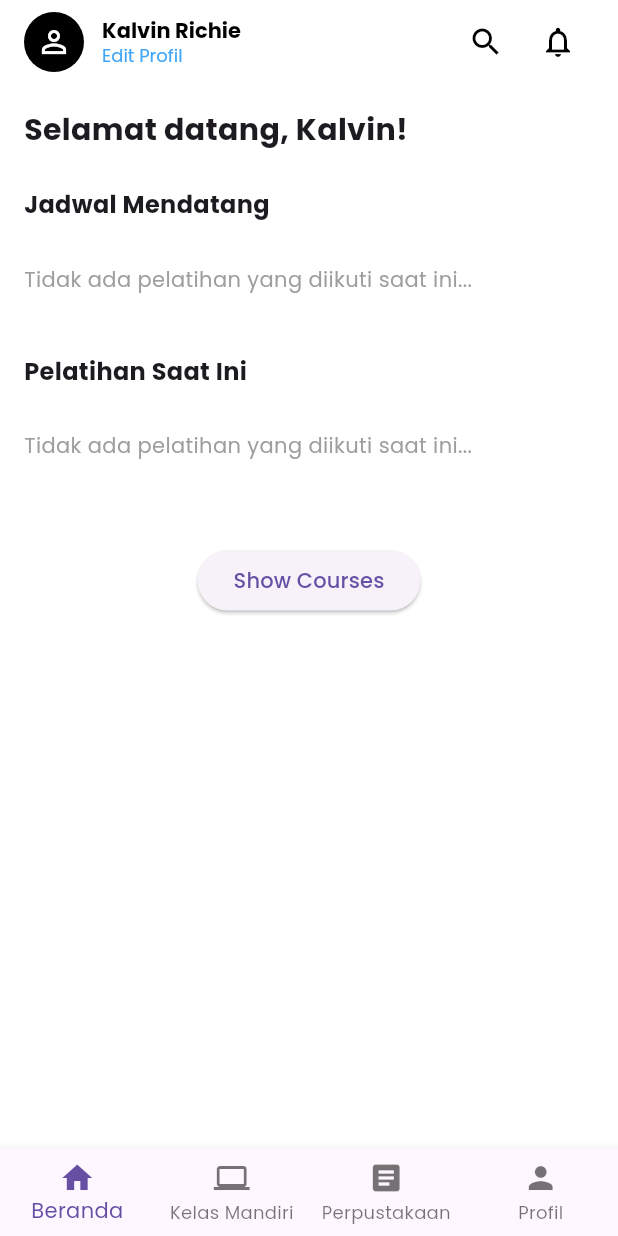
After one commit to KingPublic/LokaIlmu_FE_Guru, a Flutter app: the DashboardPage screen opened by its route, after a tap on "Show Empty State", on a phone screen of 412 x 824 dp. The commit adds this screen. Run offline on Flutter 3.47's test engine with Material 3 defaults, Android fonts, the phone set to English and light mode, and no system bars; our stand-ins replace equatable, file_picker, flutter_bloc, get_it, go_router, image_picker and 2 more; accounts and stored records are empty; project files that could hold a hidden picture were left out.

Commit message:
bloc dashboard (belum disesuaikan)

```diff
--- /dev/null
+++ b/lokalilmu_guru/lib/blocs/dashboard/dashboard_bloc.dart
@@ -0,0 +1,73 @@
+import 'package:flutter_bloc/flutter_bloc.dart';
+import 'package:lokalilmu_guru/blocs/dashboard/dashboard_event.dart';
+import 'package:lokalilmu_guru/blocs/dashboard/dashboard_state.dart';
+import 'package:lokalilmu_guru/repositories/course_repository.dart';
+
+class DashboardBloc extends Bloc<DashboardEvent, DashboardState> {
+  final CourseRepository courseRepository;
+
+  DashboardBloc({required this.courseRepository}) : super(DashboardInitial()) {
+    on<LoadDashboardEvent>(_onLoadDashboard);
+    on<ToggleCourseStateEvent>(_onToggleCourseState);
+  }
+
+  Future<void> _onLoadDashboard(
+    LoadDashboardEvent event,
+    Emitter<DashboardState> emit,
+  ) async {
+    emit(DashboardLoading());
+
+    try {
+      final hasJoinedCourses = await courseRepository.hasJoinedCourses();
+
+      if (hasJoinedCourses) {
+        final upcomingSchedules = await courseRepository.getUpcomingSchedules();
+        final currentTraining = await courseRepository.getCurrentTraining();
+
+        emit(DashboardLoaded(
+          hasJoinedCourses: true,
+          upcomingSchedules: upcomingSchedules,
+          currentTraining: currentTraining,
+        ));
+      } else {
+        emit(const DashboardLoaded(
+          hasJoinedCourses: false,
+          upcomingSchedules: [],
+          currentTraining: null,
+        ));
+      }
+    } catch (e) {
+      emit(DashboardError('Failed to load dashboard: ${e.toString()}'));
+    }
+  }
+
+  Future<void> _onToggleCourseState(
+    ToggleCourseStateEvent event,
+    Emitter<DashboardState> emit,
+  ) async {
+    emit(DashboardLoading());
+
+    try {
+      await courseRepository.toggleCourseState(event.hasJoinedCourses);
+
+      if (event.hasJoinedCourses) {
+        final upcomingSchedules = await courseRepository.getUpcomingSchedules();
+        final currentTraining = await courseRepository.getCurrentTraining();
+
+        emit(DashboardLoaded(
+          hasJoinedCourses: true,
+          upcomingSchedules: upcomingSchedules,
+          currentTraining: currentTraining,
+        ));
+      } else {
+        emit(const DashboardLoaded(
+          hasJoinedCourses: false,
+          upcomingSchedules: [],
+          currentTraining: null,
+        ));
+      }
+    } catch (e) {
+      emit(DashboardError('Failed to toggle course state: ${e.toString()}'));
+    }
+  }
+}
--- /dev/null
+++ b/lokalilmu_guru/lib/blocs/dashboard/dashboard_event.dart
@@ -0,0 +1,9 @@
+abstract class DashboardEvent {}
+
+class LoadDashboardEvent extends DashboardEvent {}
+
+class ToggleCourseStateEvent extends DashboardEvent {
+  final bool hasJoinedCourses;
+
+  ToggleCourseStateEvent(this.hasJoinedCourses);
+}
--- /dev/null
+++ b/lokalilmu_guru/lib/blocs/dashboard/dashboard_state.dart
@@ -0,0 +1,50 @@
+import 'package:equatable/equatable.dart';
+import 'package:lokalilmu_guru/model/schedule_item.dart';
+import 'package:lokalilmu_guru/model/training_item.dart';
+
+abstract class DashboardState extends Equatable {
+  const DashboardState();
+
+  @override
+  List<Object?> get props => [];
+}
+
+class DashboardInitial extends DashboardState {}
+
+class DashboardLoading extends DashboardState {}
+
+class DashboardLoaded extends DashboardState {
+  final bool hasJoinedCourses;
+  final List<ScheduleItem> upcomingSchedules;
+  final TrainingItem? currentTraining;
+
+  const DashboardLoaded({
+    required this.hasJoinedCourses,
+    required this.upcomingSchedules,
+    this.currentTraining,
+  });
+
+  @override
+  List<Object?> get props => [hasJoinedCourses, upcomingSchedules, currentTraining];
+
+  DashboardLoaded copyWith({
+    bool? hasJoinedCourses,
+    List<ScheduleItem>? upcomingSchedules,
+    TrainingItem? currentTraining,
+  }) {
+    return DashboardLoaded(
+      hasJoinedCourses: hasJoinedCourses ?? this.hasJoinedCourses,
+      upcomingSchedules: upcomingSchedules ?? this.upcomingSchedules,
+      currentTraining: currentTraining ?? this.currentTraining,
+    );
+  }
+}
+
+class DashboardError extends DashboardState {
+  final String message;
+
+  const DashboardError(this.message);
+
+  @override
+  List<Object> get props => [message];
+}
--- a/lokalilmu_guru/lib/login.dart
+++ b/lokalilmu_guru/lib/login.dart
@@ -98,7 +98,7 @@ class _LoginScreenState extends State<LoginScreen> {
 
                     // Simulasi login berhasil (ganti dengan pemanggilan backend kalau sudah ada) masih menunggu
                     if (emailOrPhone == "guru@example.com" && password == "password123") {
-                      context.go('/');
+                      context.go('/dashboard');
                     } else {
                       ScaffoldMessenger.of(context).showSnackBar(
                         const SnackBar(content: Text("Email atau password salah")),
--- a/lokalilmu_guru/lib/main.dart
+++ b/lokalilmu_guru/lib/main.dart
@@ -1,10 +1,16 @@
 import 'package:flutter/material.dart';
+import 'package:flutter_bloc/flutter_bloc.dart';
+import 'package:get_it/get_it.dart';
 import 'package:go_router/go_router.dart';
-import 'package:get_it/get_it.dart';
+import 'package:lokalilmu_guru/blocs/dashboard/dashboard_bloc.dart';
+import 'package:lokalilmu_guru/blocs/dashboard/dashboard_event.dart';
+import 'package:lokalilmu_guru/repositories/course_repository.dart';
+import 'package:lokalilmu_guru/screens/dashboard_page.dart';
+import 'package:lottie/lottie.dart';
 import 'package:shared_preferences/shared_preferences.dart';
-import 'package:lottie/lottie.dart';
+
+import 'login.dart';
 import 'register.dart';
-import 'login.dart';
 
 void main() async {
   WidgetsFlutterBinding.ensureInitialized();
@@ -16,6 +22,14 @@ final getIt = GetIt.instance;
 
 void setupDI() {
   getIt.registerLazySingleton(() => OnboardingService());
+
+  // Register repositories
+  getIt.registerLazySingleton(() => CourseRepository());
+
+  // Register blocs
+  getIt.registerFactory(() => DashboardBloc(
+        courseRepository: getIt<CourseRepository>(),
+      ));
 }
 
 class OnboardingService {
@@ -48,6 +62,13 @@ final GoRouter _router = GoRouter(
     GoRoute(
       path: '/login',
       builder: (context, state) => const LoginScreen(),
+    ),
+    GoRoute(
+      path: '/dashboard',
+      builder: (context, state) => BlocProvider(
+        create: (context) => getIt<DashboardBloc>()..add(LoadDashboardEvent()),
+        child: const DashboardPage(),
+      ),
     ),
   ],
 );
--- /dev/null
+++ b/lokalilmu_guru/lib/model/schedule_item.dart
@@ -0,0 +1,31 @@
+class ScheduleItem {
+  final String id;
+  final String title;
+  final DateTime startDate;
+  final DateTime endDate;
+
+  ScheduleItem({
+    required this.id,
+    required this.title,
+    required this.startDate,
+    required this.endDate,
+  });
+
+  factory ScheduleItem.fromJson(Map<String, dynamic> json) {
+    return ScheduleItem(
+      id: json['id'],
+      title: json['title'],
+      startDate: DateTime.parse(json['startDate']),
+      endDate: DateTime.parse(json['endDate']),
+    );
+  }
+
+  Map<String, dynamic> toJson() {
+    return {
+      'id': id,
+      'title': title,
+      'startDate': startDate.toIso8601String(),
+      'endDate': endDate.toIso8601String(),
+    };
+  }
+}
--- /dev/null
+++ b/lokalilmu_guru/lib/model/training_item.dart
@@ -0,0 +1,43 @@
+class TrainingItem {
+  final String id;
+  final String title;
+  final DateTime startDate;
+  final DateTime endDate;
+  final int totalSessions;
+  final int completedSessions;
+
+  TrainingItem({
+    required this.id,
+    required this.title,
+    required this.startDate,
+    required this.endDate,
+    required this.totalSessions,
+    required this.completedSessions,
+  });
+
+  factory TrainingItem.fromJson(Map<String, dynamic> json) {
+    return TrainingItem(
+      id: json['id'],
+      title: json['title'],
+      startDate: DateTime.parse(json['startDate']),
+      endDate: DateTime.parse(json['endDate']),
+      totalSessions: json['totalSessions'],
+      completedSessions: json['completedSessions'],
+    );
+  }
+
+  Map<String, dynamic> toJson() {
+    return {
+      'id': id,
+      'title': title,
+      'startDate': startDate.toIso8601String(),
+      'endDate': endDate.toIso8601String(),
+      'totalSessions': totalSessions,
+      'completedSessions': completedSessions,
+    };
+  }
+
+  double get progressPercentage {
+    return completedSessions / totalSessions;
+  }
+}
--- /dev/null
+++ b/lokalilmu_guru/lib/repositories/course_repository.dart
@@ -0,0 +1,55 @@
+import 'package:lokalilmu_guru/model/schedule_item.dart';
+import 'package:lokalilmu_guru/model/training_item.dart';
+
+class CourseRepository {
+  // In a real app, this would fetch data from an API or local database
+  Future<List<ScheduleItem>> getUpcomingSchedules() async {
+    // Simulate API delay
+    await Future.delayed(const Duration(milliseconds: 800));
+
+    // Return mock data
+    return [
+      ScheduleItem(
+        id: '1',
+        title: 'Sesi 1: Mengenal Microsoft Excel & Navigasi',
+        startDate: DateTime(2023, 4, 21, 12, 0),
+        endDate: DateTime(2023, 4, 21, 15, 0),
+      ),
+      ScheduleItem(
+        id: '2',
+        title: 'Sesi 2: Format Data & Pengolahan Dasar',
+        startDate: DateTime(2023, 4, 25, 10, 0),
+        endDate: DateTime(2023, 4, 25, 13, 0),
+      ),
+    ];
+  }
+
+  Future<TrainingItem?> getCurrentTraining() async {
+    // Simulate API delay
+    await Future.delayed(const Duration(milliseconds: 800));
+
+    // Return mock data
+    return TrainingItem(
+      id: '1',
+      title: 'Pengenalan & Dasar-Dasar Excel',
+      startDate: DateTime(2023, 4, 19),
+      endDate: DateTime(2023, 5, 3),
+      totalSessions: 10,
+      completedSessions: 1,
+    );
+  }
+
+  // For demo purposes - toggle between having courses and not having courses
+  Future<bool> hasJoinedCourses() async {
+    // In a real app, this would check if the user has any courses
+    // For demo, we'll return true to show courses
+    return true;
+  }
+
+  // For demo purposes - toggle between states
+  Future<void> toggleCourseState(bool newState) async {
+    // In a real app, this would update a user preference or setting
+    await Future.delayed(const Duration(milliseconds: 300));
+    // The state is managed in the BLoC
+  }
+}
--- /dev/null
+++ b/lokalilmu_guru/lib/screens/dashboard_page.dart
@@ -0,0 +1,177 @@
+import 'package:flutter/material.dart';
+import 'package:flutter_bloc/flutter_bloc.dart';
+import 'package:lokalilmu_guru/blocs/dashboard/dashboard_bloc.dart';
+import 'package:lokalilmu_guru/blocs/dashboard/dashboard_event.dart';
+import 'package:lokalilmu_guru/blocs/dashboard/dashboard_state.dart';
+import 'package:lokalilmu_guru/model/schedule_item.dart';
+import 'package:lokalilmu_guru/widgets/dashboard/current_training_widget.dart';
+import 'package:lokalilmu_guru/widgets/dashboard/empty_state_widget.dart';
+import 'package:lokalilmu_guru/widgets/dashboard/schedule_item_widget.dart';
+
+class DashboardPage extends StatelessWidget {
+  const DashboardPage({Key? key}) : super(key: key);
+
+  @override
+  Widget build(BuildContext context) {
+    return Scaffold(
+      backgroundColor: Colors.white,
+      appBar: AppBar(
+        backgroundColor: Colors.white,
+        elevation: 0,
+        title: Row(
+          children: [
+            const CircleAvatar(
+              backgroundColor: Colors.black,
+              child: Icon(Icons.person_outline, color: Colors.white),
+            ),
+            const SizedBox(width: 12),
+            Column(
+              crossAxisAlignment: CrossAxisAlignment.start,
+              children: [
+                const Text(
+                  'Kalvin Richie',
+                  style: TextStyle(
+                    color: Colors.black,
+                    fontSize: 14,
+                    fontWeight: FontWeight.bold,
+                  ),
+                ),
+                Text(
+                  'Edit Profil',
+                  style: TextStyle(
+                    color: Colors.blue[400],
+                    fontSize: 12,
+                  ),
+                ),
+              ],
+            ),
+            const Spacer(),
+            IconButton(
+              icon: const Icon(Icons.search, color: Colors.black),
+              onPressed: () {},
+            ),
+            IconButton(
+              icon: const Icon(Icons.notifications_outlined, color: Colors.black),
+              onPressed: () {},
+            ),
+          ],
+        ),
+        automaticallyImplyLeading: false,
+      ),
+      body: BlocBuilder<DashboardBloc, DashboardState>(
+        builder: (context, state) {
+          if (state is DashboardInitial || state is DashboardLoading) {
+            return const Center(child: CircularProgressIndicator());
+          } else if (state is DashboardError) {
+            return Center(child: Text('Error: ${state.message}'));
+          } else if (state is DashboardLoaded) {
+            return _buildDashboardContent(context, state);
+          }
+          return const Center(child: Text('Unknown state'));
+        },
+      ),
+      bottomNavigationBar: BottomNavigationBar(
+        type: BottomNavigationBarType.fixed,
+        currentIndex: 0,
+        items: const [
+          BottomNavigationBarItem(
+            icon: Icon(Icons.home),
+            label: 'Beranda',
+          ),
+          BottomNavigationBarItem(
+            icon: Icon(Icons.laptop),
+            label: 'Kelas Mandiri',
+          ),
+          BottomNavigationBarItem(
+            icon: Icon(Icons.article),
+            label: 'Perpustakaan',
+          ),
+          BottomNavigationBarItem(
+            icon: Icon(Icons.person),
+            label: 'Profil',
+          ),
+        ],
+      ),
+    );
+  }
+
+  Widget _buildDashboardContent(BuildContext context, DashboardLoaded state) {
+    return SingleChildScrollView(
+      child: Padding(
+        padding: const EdgeInsets.all(16.0),
+        child: Column(
+          crossAxisAlignment: CrossAxisAlignment.start,
+          children: [
+            const Text(
+              'Selamat datang, Kalvin!',
+              style: TextStyle(
+                fontSize: 20,
+                fontWeight: FontWeight.bold,
+              ),
+            ),
+            const SizedBox(height: 24),
+
+            // Upcoming Schedule Section
+            const Text(
+              'Jadwal Mendatang',
+              style: TextStyle(
+                fontSize: 16,
+                fontWeight: FontWeight.bold,
+              ),
+            ),
+            const SizedBox(height: 12),
+
+            // Toggle between empty and filled states
+            state.hasJoinedCourses && state.upcomingSchedules.isNotEmpty
+                ? _buildUpcomingSchedules(state.upcomingSchedules)
+                : const EmptyStateWidget(
+                    message: 'Tidak ada pelatihan yang diikuti saat ini...',
+                  ),
+
+            const SizedBox(height: 24),
+
+            // Current Training Section
+            const Text(
+              'Pelatihan Saat Ini',
+              style: TextStyle(
+                fontSize: 16,
+                fontWeight: FontWeight.bold,
+              ),
+            ),
+            const SizedBox(height: 12),
+
+            // Toggle between empty and filled states
+            state.hasJoinedCourses && state.currentTraining != null
+                ? CurrentTrainingWidget(training: state.currentTraining!)
+                : const EmptyStateWidget(
+                    message: 'Tidak ada pelatihan yang diikuti saat ini...',
+                  ),
+
+            // Demo toggle button (you would remove this in production)
+            const SizedBox(height: 40),
+            Center(
+              child: ElevatedButton(
+                onPressed: () {
+                  context.read<DashboardBloc>().add(
+                    ToggleCourseStateEvent(!state.hasJoinedCourses),
+                  );
+                },
+                child: Text(state.hasJoinedCourses
+                    ? 'Show Empty State'
+                    : 'Show Courses'),
+              ),
+            ),
+          ],
+        ),
+      ),
+    );
+  }
+
+  Widget _buildUpcomingSchedules(List<ScheduleItem> schedules) {
+    return Column(
+      children: schedules.map((schedule) =>
+        ScheduleItemWidget(schedule: schedule)
+      ).toList(),
+    );
+  }
+}
--- /dev/null
+++ b/lokalilmu_guru/lib/widgets/dashboard/current_training_widget.dart
@@ -0,0 +1,83 @@
+import 'package:flutter/material.dart';
+import 'package:intl/intl.dart';
+import 'package:lokalilmu_guru/model/training_item.dart';
+
+class CurrentTrainingWidget extends StatelessWidget {
+  final TrainingItem training;
+
+  const CurrentTrainingWidget({
+    Key? key,
+    required this.training,
+  }) : super(key: key);
+
+  @override
+  Widget build(BuildContext context) {
+    final progress = training.progressPercentage.clamp(0.0, 1.0);
+
+    return Column(
+      crossAxisAlignment: CrossAxisAlignment.start,
+      children: [
+        Row(
+          crossAxisAlignment: CrossAxisAlignment.start,
+          children: [
+            Container(
+              padding: const EdgeInsets.all(8),
+              decoration: BoxDecoration(
+                color: Colors.grey[200],
+                borderRadius: BorderRadius.circular(8),
+              ),
+              child: const Icon(Icons.book, color: Colors.black),
+            ),
+            const SizedBox(width: 12),
+            Expanded(
+              child: Column(
+                crossAxisAlignment: CrossAxisAlignment.start,
+                children: [
+                  Text(
+                    training.title,
+                    style: const TextStyle(
+                      fontWeight: FontWeight.w500,
+                      fontSize: 14,
+                    ),
+                  ),
+                  const SizedBox(height: 4),
+                  Text(
+                    _formatTrainingDates(training.startDate, training.endDate) +
+                    ' (${training.completedSessions} sesi)',
+                    style: TextStyle(
+                      color: Colors.grey[600],
+                      fontSize: 12,
+                    ),
+                  ),
+                  const SizedBox(height: 8),
+                  LinearProgressIndicator(
+                    value: progress,
+                    backgroundColor: Colors.grey[300],
+                    valueColor: AlwaysStoppedAnimation<Color>(Colors.blue),
+                  ),
+                  const SizedBox(height: 4),
+                  Align(
+                    alignment: Alignment.centerRight,
+                    child: Text(
+                      '${(progress * 100).toInt()}%',
+                      style: TextStyle(
+                        color: Colors.grey[600],
+                        fontSize: 10,
+                      ),
+                    ),
+                  ),
+                ],
+              ),
+            ),
+          ],
+        ),
+      ],
+    );
+  }
+
+  // Format training dates (e.g., "19/04/2023 - 03/05/2023")
+  String _formatTrainingDates(DateTime start, DateTime end) {
+    final dateFormat = DateFormat('dd/MM/yyyy');
+    return '${dateFormat.format(start)} - ${dateFormat.format(end)}';
+  }
+}
--- /dev/null
+++ b/lokalilmu_guru/lib/widgets/dashboard/empty_state_widget.dart
@@ -0,0 +1,25 @@
+import 'package:flutter/material.dart';
+
+class EmptyStateWidget extends StatelessWidget {
+  final String message;
+
+  const EmptyStateWidget({
+    Key? key,
+    required this.message,
+  }) : super(key: key);
+
+  @override
+  Widget build(BuildContext context) {
+    return Container(
+      width: double.infinity,
+      padding: const EdgeInsets.symmetric(vertical: 16),
+      child: Text(
+        message,
+        style: const TextStyle(
+          color: Colors.grey,
+          fontSize: 14,
+        ),
+      ),
+    );
+  }
+}
--- /dev/null
+++ b/lokalilmu_guru/lib/widgets/dashboard/schedule_item_widget.dart
@@ -0,0 +1,62 @@
+import 'package:flutter/material.dart';
+import 'package:intl/intl.dart';
+import 'package:lokalilmu_guru/model/schedule_item.dart';
+
+class ScheduleItemWidget extends StatelessWidget {
+  final ScheduleItem schedule;
+
+  const ScheduleItemWidget({
+    Key? key,
+    required this.schedule,
+  }) : super(key: key);
+
+  @override
+  Widget build(BuildContext context) {
+    return Padding(
+      padding: const EdgeInsets.only(bottom: 12),
+      child: Row(
+        crossAxisAlignment: CrossAxisAlignment.start,
+        children: [
+          Container(
+            padding: const EdgeInsets.all(8),
+            decoration: BoxDecoration(
+              color: Colors.grey[200],
+              borderRadius: BorderRadius.circular(8),
+            ),
+            child: const Icon(Icons.calendar_today, color: Colors.black),
+          ),
+          const SizedBox(width: 12),
+          Expanded(
+            child: Column(
+              crossAxisAlignment: CrossAxisAlignment.start,
+              children: [
+                Text(
+                  schedule.title,
+                  style: const TextStyle(
+                    fontWeight: FontWeight.w500,
+                    fontSize: 14,
+                  ),
+                ),
+                const SizedBox(height: 4),
+                Text(
+                  _formatScheduleTime(schedule.startDate, schedule.endDate),
+                  style: TextStyle(
+                    color: Colors.grey[600],
+                    fontSize: 12,
+                  ),
+                ),
+              ],
+            ),
+          ),
+        ],
+      ),
+    );
+  }
+
+  // Format schedule time (e.g., "21 Apr 2023 12:00 - 15:00")
+  String _formatScheduleTime(DateTime start, DateTime end) {
+    final dateFormat = DateFormat('dd MMM yyyy');
+    final timeFormat = DateFormat('HH:mm');
+    return '${dateFormat.format(start)} ${timeFormat.format(start)} - ${timeFormat.format(end)}';
+  }
+}
```
Also changed, not shown: lokalilmu_guru/pubspec.yaml (+5 -2 lines), lokalilmu_guru/pubspec.lock.
